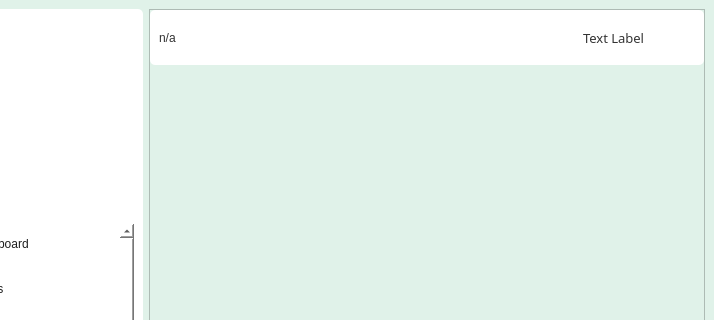
This is app/src/ui/final_ui/main_window.ui in Kazu0210/Inventory-System as Qt 5 draws it before an edit; both pictures show x 86 to 800 and y 0 to 320 of the 800 by 600 pixel window. The edited form follows.
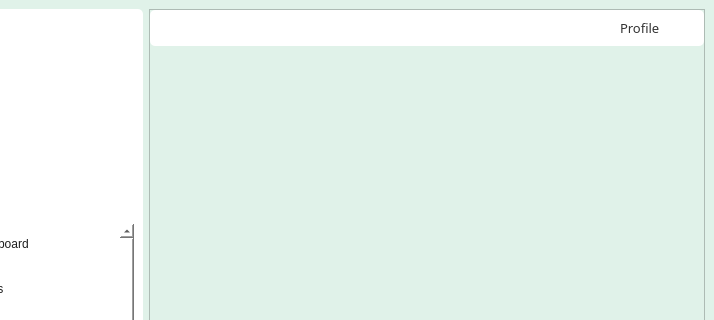
This is the edited form. Icons and pictures are not drawn.

The edit to the form file:
```diff
--- a/app/src/ui/final_ui/main_window.ui
+++ b/app/src/ui/final_ui/main_window.ui
@@ -1353,6 +1353,12 @@
        </property>
        <item>
         <widget class="QFrame" name="frame_32">
+         <property name="maximumSize">
+          <size>
+           <width>16777215</width>
+           <height>40</height>
+          </size>
+         </property>
          <property name="styleSheet">
           <string notr="true">background-color: #fff;
 border-radius: 5px</string>
@@ -1405,12 +1411,21 @@
              </property>
              <item>
               <widget class="QLabel" name="current_page_label">
+               <property name="font">
+                <font>
+                 <family>Noto Sans Black</family>
+                 <pointsize>14</pointsize>
+                 <weight>10</weight>
+                 <italic>false</italic>
+                 <bold>false</bold>
+                </font>
+               </property>
                <property name="styleSheet">
                 <string notr="true">font: 87 16pt &quot;Noto Sans Black&quot;;
 color: #333333;</string>
                </property>
                <property name="text">
-                <string>n/a</string>
+                <string/>
                </property>
               </widget>
              </item>
@@ -1430,16 +1445,16 @@
               <number>5</number>
              </property>
              <property name="leftMargin">
-              <number>5</number>
+              <number>0</number>
              </property>
              <property name="topMargin">
-              <number>5</number>
+              <number>0</number>
              </property>
              <property name="rightMargin">
-              <number>5</number>
+              <number>0</number>
              </property>
              <property name="bottomMargin">
-              <number>5</number>
+              <number>0</number>
              </property>
              <item>
               <widget class="QLabel" name="username_label">
@@ -1457,7 +1472,7 @@
 color: #333333;</string>
                </property>
                <property name="text">
-                <string>Text Label</string>
+                <string>Profile</string>
                </property>
               </widget>
              </item>
@@ -1481,14 +1496,14 @@
               <widget class="QPushButton" name="profile_pushButton">
                <property name="minimumSize">
                 <size>
-                 <width>35</width>
-                 <height>35</height>
+                 <width>25</width>
+                 <height>25</height>
                 </size>
                </property>
                <property name="maximumSize">
                 <size>
-                 <width>35</width>
-                 <height>35</height>
+                 <width>25</width>
+                 <height>25</height>
                 </size>
                </property>
                <property name="cursor">
```
Left out of the diff: 20 changed lines with no effect on the pictures.
